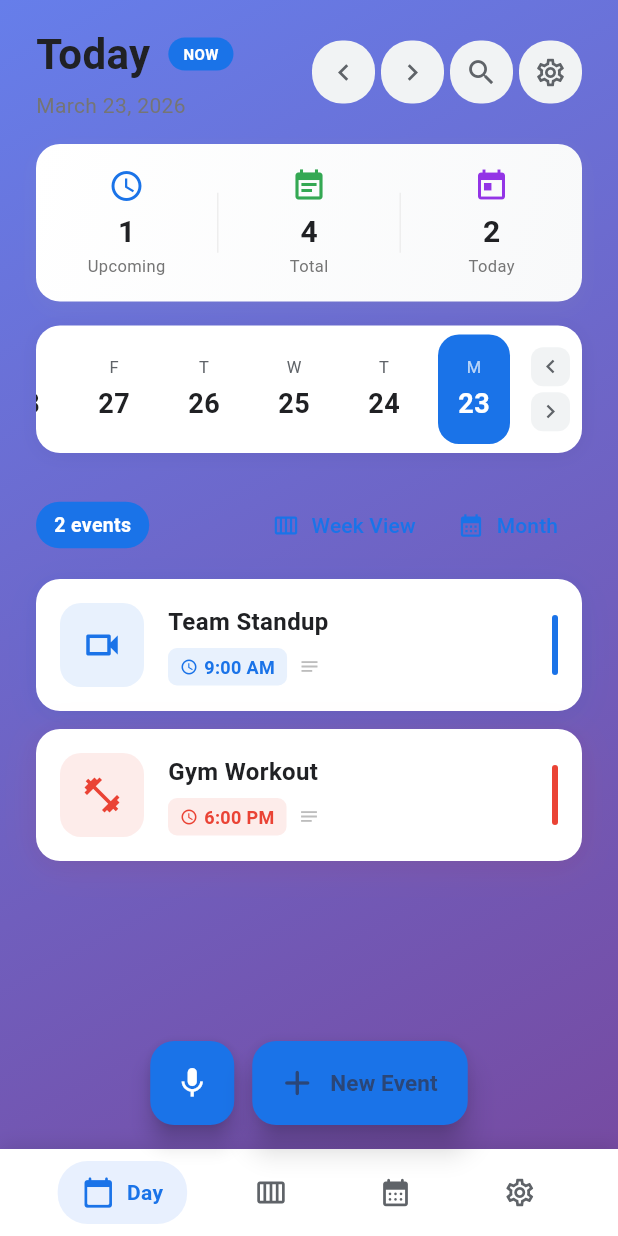
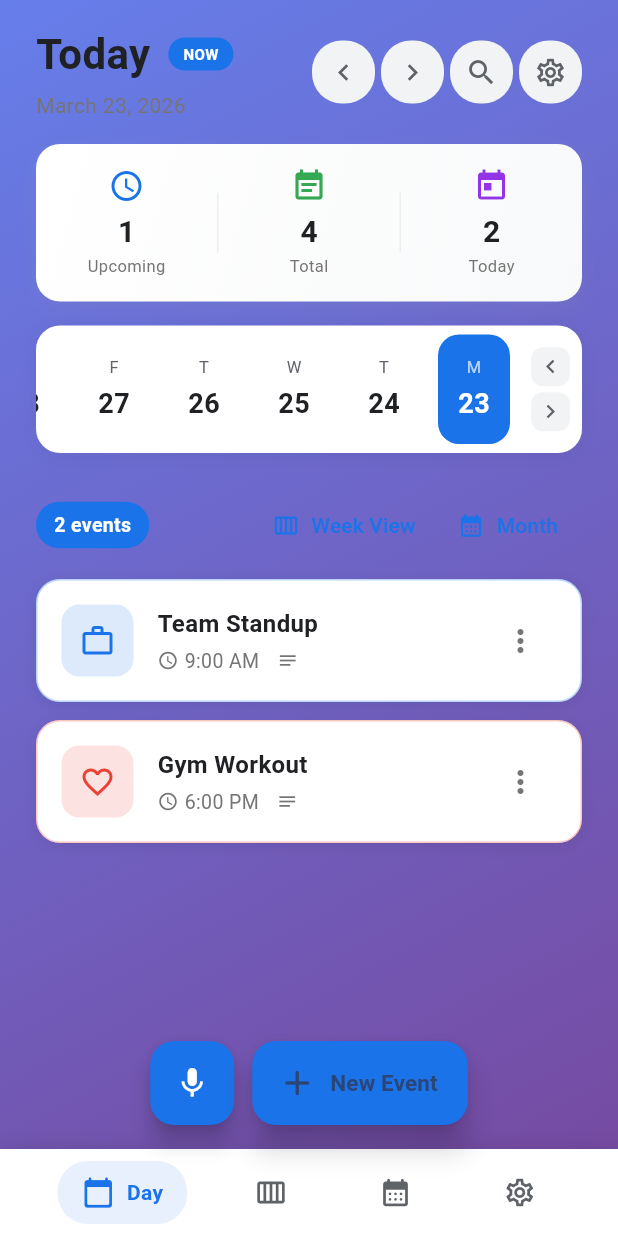
Before and after one commit to stefanbooveanu-debug/daybrief, a Flutter app: the HomeScreen screen opened directly, on a phone screen of 412 x 824 dp. Run offline on Flutter 3.47's test engine with Material 3 defaults, Android fonts, the phone set to English and light mode, and no system bars; our stand-ins replace cloud_firestore, firebase_auth, firebase_core, flutter_tts, shared_preferences, speech_to_text; accounts and stored records are empty.

Commit message:
refactor: extract EventsListWidget from HomeScreen
- Extract event list logic to separate widget
- HomeScreen reduced from 924 to ~750 lines
- EventCard now uses static DateFormat for performance

```diff
--- a/lib/screens/home_screen.dart
+++ b/lib/screens/home_screen.dart
@@ -5,7 +5,7 @@ import 'package:speech_to_text/speech_to_text.dart';
 import 'package:intl/intl.dart';
 import '../models/event.dart';
 import '../widgets/add_event_sheet_demo.dart';
-import '../widgets/event_card.dart';
+import '../widgets/events_list_widget.dart';
 import 'week_view_screen_demo.dart';
 import 'settings_screen.dart';
 import 'month_view_screen.dart';
@@ -804,76 +804,16 @@ class _HomeScreenState extends State<HomeScreen> with SingleTickerProviderStateM
   }
 
   Widget _buildEventsList(List<Event> dayEvents, bool isDark) {
-    if (dayEvents.isEmpty) {
-      return Center(
-        child: Column(
-          mainAxisAlignment: MainAxisAlignment.center,
-          children: [
-            TweenAnimationBuilder<double>(
-              tween: Tween(begin: 0.0, end: 1.0),
-              duration: const Duration(milliseconds: 800),
-              curve: Curves.elasticOut,
-              builder: (context, value, child) => Transform.scale(scale: value, child: child),
-              child: Container(
-                width: 120, height: 120,
-                decoration: BoxDecoration(
-                  color: (isDark ? const Color(0xFF8AB4F8) : const Color(0xFF1A73E8)).withOpacity(0.1),
-                  borderRadius: BorderRadius.circular(60),
-                ),
-                child: Icon(Icons.event_available_rounded, size: 60, color: isDark ? const Color(0xFF8AB4F8) : const Color(0xFF1A73E8)),
-              ),
-            ),
-            const SizedBox(height: 24),
-            Text('No events scheduled', style: TextStyle(fontSize: 22, fontWeight: FontWeight.bold, color: isDark ? Colors.white : const Color(0xFF202124))),
-            const SizedBox(height: 8),
-            Text('Tap the button below to add one', style: TextStyle(fontSize: 15, color: isDark ? Colors.grey[400] : Colors.grey[600])),
-            const SizedBox(height: 140),
-          ],
-        ),
-      );
-    }
-
-    return ListView.builder(
-      physics: const BouncingScrollPhysics(),
-      padding: const EdgeInsets.fromLTRB(24, 16, 24, 180),
-      itemCount: dayEvents.length + 1,
-      itemBuilder: (context, index) {
-        if (index == 0) {
-          return Padding(
-            padding: const EdgeInsets.only(bottom: 12),
-            child: Row(
-              children: [
-                Container(
-                  padding: const EdgeInsets.symmetric(horizontal: 12, vertical: 6),
-                  decoration: BoxDecoration(color: isDark ? const Color(0xFF8AB4F8) : const Color(0xFF1A73E8), borderRadius: BorderRadius.circular(20)),
-                  child: Text('${dayEvents.length} event${dayEvents.length > 1 ? 's' : ''}',
-                    style: TextStyle(color: isDark ? Colors.black : Colors.white, fontWeight: FontWeight.bold, fontSize: 13)),
-                ),
-                const Spacer(),
-                TextButton.icon(
-                  onPressed: _navigateToWeekView,
-                  icon: Icon(Icons.calendar_view_week, color: isDark ? const Color(0xFF8AB4F8) : const Color(0xFF1A73E8)),
-                  label: Text('Week View', style: TextStyle(color: isDark ? const Color(0xFF8AB4F8) : const Color(0xFF1A73E8))),
-                ),
-                TextButton.icon(
-                  onPressed: _navigateToMonthView,
-                  icon: Icon(Icons.calendar_month, color: isDark ? const Color(0xFF8AB4F8) : const Color(0xFF1A73E8)),
-                  label: Text('Month', style: TextStyle(color: isDark ? const Color(0xFF8AB4F8) : const Color(0xFF1A73E8))),
-                ),
-              ],
-            ),
-          );
-        }
-
-        final event = dayEvents[index - 1];
-        return TweenAnimationBuilder<double>(
-          tween: Tween(begin: 0.0, end: 1.0),
-          duration: Duration(milliseconds: 300 + (index * 50)),
-          curve: Curves.easeOutCubic,
-          builder: (context, value, child) => Transform.translate(offset: Offset(50 * (1 - value), 0), child: Opacity(opacity: value, child: child)),
-          child: Padding(padding: const EdgeInsets.only(bottom: 12), child: EventCard(event: event, onDelete: () => _deleteEvent(event.id), onDuplicate: () => _duplicateEvent(event), onComplete: () => _completeEvent(event.id), isDark: isDark, categoryColors: widget.categoryColors)),
-        );
-      },
+    return EventsListWidget(
+      events: dayEvents,
+      categoryColors: widget.categoryColors,
+      isDark: isDark,
+      onNavigateToWeekView: _navigateToWeekView,
+      onNavigateToMonthView: _navigateToMonthView,
+      onEventTap: (event) {},
+      onDelete: _deleteEvent,
+      onDuplicate: _duplicateEvent,
+      onComplete: _completeEvent,
     );
   }
 
--- /dev/null
+++ b/lib/widgets/events_list_widget.dart
@@ -0,0 +1,358 @@
+import 'package:flutter/material.dart';
+import 'package:intl/intl.dart';
+import '../models/event.dart';
+
+class EventsListWidget extends StatelessWidget {
+  final List<Event> events;
+  final Map<String, Color> categoryColors;
+  final bool isDark;
+  final VoidCallback onNavigateToWeekView;
+  final VoidCallback onNavigateToMonthView;
+  final Function(Event) onEventTap;
+  final Function(String) onDelete;
+  final Function(Event) onDuplicate;
+  final Function(String) onComplete;
+
+  const EventsListWidget({
+    super.key,
+    required this.events,
+    required this.categoryColors,
+    required this.isDark,
+    required this.onNavigateToWeekView,
+    required this.onNavigateToMonthView,
+    required this.onEventTap,
+    required this.onDelete,
+    required this.onDuplicate,
+    required this.onComplete,
+  });
+
+  @override
+  Widget build(BuildContext context) {
+    if (events.isEmpty) {
+      return _buildEmptyState();
+    }
+
+    return ListView.builder(
+      physics: const BouncingScrollPhysics(),
+      padding: const EdgeInsets.fromLTRB(24, 16, 24, 180),
+      itemCount: events.length + 1,
+      itemBuilder: (context, index) {
+        if (index == 0) {
+          return _buildHeader();
+        }
+
+        final event = events[index - 1];
+        return TweenAnimationBuilder<double>(
+          tween: Tween(begin: 0.0, end: 1.0),
+          duration: Duration(milliseconds: 300 + (index * 50)),
+          curve: Curves.easeOutCubic,
+          builder: (context, value, child) => Transform.translate(
+            offset: Offset(50 * (1 - value), 0),
+            child: Opacity(opacity: value, child: child),
+          ),
+          child: Padding(
+            padding: const EdgeInsets.only(bottom: 12),
+            child: _EventCardWrapper(
+              event: event,
+              isDark: isDark,
+              categoryColors: categoryColors,
+              onTap: () => onEventTap(event),
+              onDelete: () => onDelete(event.id),
+              onDuplicate: () => onDuplicate(event),
+              onComplete: () => onComplete(event.id),
+            ),
+          ),
+        );
+      },
+    );
+  }
+
+  Widget _buildEmptyState() {
+    return Center(
+      child: Column(
+        mainAxisAlignment: MainAxisAlignment.center,
+        children: [
+          TweenAnimationBuilder<double>(
+            tween: Tween(begin: 0.0, end: 1.0),
+            duration: const Duration(milliseconds: 800),
+            curve: Curves.elasticOut,
+            builder: (context, value, child) => Transform.scale(scale: value, child: child),
+            child: Container(
+              width: 120, height: 120,
+              decoration: BoxDecoration(
+                color: (isDark ? const Color(0xFF8AB4F8) : const Color(0xFF1A73E8)).withOpacity(0.1),
+                borderRadius: BorderRadius.circular(60),
+              ),
+              child: Icon(
+                Icons.event_available_rounded,
+                size: 60,
+                color: isDark ? const Color(0xFF8AB4F8) : const Color(0xFF1A73E8)
+              ),
+            ),
+          ),
+          const SizedBox(height: 24),
+          Text(
+            'No events scheduled',
+            style: TextStyle(
+              fontSize: 22,
+              fontWeight: FontWeight.bold,
+              color: isDark ? Colors.white : const Color(0xFF202124)
+            )
+          ),
+          const SizedBox(height: 8),
+          Text(
+            'Tap the button below to add one',
+            style: TextStyle(
+              fontSize: 15,
+              color: isDark ? Colors.grey[400] : Colors.grey[600]
+            )
+          ),
+          const SizedBox(height: 140),
+        ],
+      ),
+    );
+  }
+
+  Widget _buildHeader() {
+    return Padding(
+      padding: const EdgeInsets.only(bottom: 12),
+      child: Row(
+        children: [
+          Container(
+            padding: const EdgeInsets.symmetric(horizontal: 12, vertical: 6),
+            decoration: BoxDecoration(
+              color: isDark ? const Color(0xFF8AB4F8) : const Color(0xFF1A73E8),
+              borderRadius: BorderRadius.circular(20)
+            ),
+            child: Text(
+              '${events.length} event${events.length > 1 ? 's' : ''}',
+              style: TextStyle(
+                color: isDark ? Colors.black : Colors.white,
+                fontWeight: FontWeight.bold,
+                fontSize: 13
+              )
+            ),
+          ),
+          const Spacer(),
+          TextButton.icon(
+            onPressed: onNavigateToWeekView,
+            icon: Icon(Icons.calendar_view_week, color: isDark ? const Color(0xFF8AB4F8) : const Color(0xFF1A73E8)),
+            label: Text('Week View', style: TextStyle(color: isDark ? const Color(0xFF8AB4F8) : const Color(0xFF1A73E8))),
+          ),
+          TextButton.icon(
+            onPressed: onNavigateToMonthView,
+            icon: Icon(Icons.calendar_month, color: isDark ? const Color(0xFF8AB4F8) : const Color(0xFF1A73E8)),
+            label: Text('Month', style: TextStyle(color: isDark ? const Color(0xFF8AB4F8) : const Color(0xFF1A73E8))),
+          ),
+        ],
+      ),
+    );
+  }
+}
+
+class _EventCardWrapper extends StatelessWidget {
+  final Event event;
+  final bool isDark;
+  final Map<String, Color> categoryColors;
+  final VoidCallback onTap;
+  final VoidCallback onDelete;
+  final VoidCallback onDuplicate;
+  final VoidCallback onComplete;
+
+  const _EventCardWrapper({
+    required this.event,
+    required this.isDark,
+    required this.categoryColors,
+    required this.onTap,
+    required this.onDelete,
+    required this.onDuplicate,
+    required this.onComplete,
+  });
+
+  static final DateFormat _timeFormat = DateFormat('h:mm a');
+
+  Color _getEventColor() {
+    return categoryColors[event.category] ?? const Color(0xFF5F6368);
+  }
+
+  IconData _getEventIcon() {
+    switch (event.category) {
+      case 'Work': return Icons.work_outline;
+      case 'Personal': return Icons.person_outline;
+      case 'Health': return Icons.favorite_outline;
+      case 'Social': return Icons.people_outline;
+      case 'Shopping': return Icons.shopping_cart_outlined;
+      default: return Icons.event;
+    }
+  }
+
+  bool _isUpcoming() {
+    final now = DateTime.now();
+    final diff = event.dateTime.difference(now);
+    return diff.inMinutes > 0 && diff.inHours <= 1;
+  }
+
+  @override
+  Widget build(BuildContext context) {
+    final color = _getEventColor();
+    final isUpcoming = _isUpcoming();
+
+    return Dismissible(
+      key: Key(event.id),
+      direction: DismissDirection.endToStart,
+      background: Container(
+        alignment: Alignment.centerRight,
+        padding: const EdgeInsets.only(right: 20),
+        decoration: BoxDecoration(
+          color: Colors.red[400],
+          borderRadius: BorderRadius.circular(16),
+        ),
+        child: const Icon(Icons.delete, color: Colors.white),
+      ),
+      onDismissed: (_) => onDelete(),
+      child: GestureDetector(
+        onTap: onTap,
+        child: Container(
+          padding: const EdgeInsets.all(16),
+          decoration: BoxDecoration(
+            color: isDark ? const Color(0xFF1E1E1E) : Colors.white,
+            borderRadius: BorderRadius.circular(16),
+            border: event.isCompleted
+                ? null
+                : Border.all(color: color.withOpacity(0.3), width: 1),
+            boxShadow: [
+              BoxShadow(
+                color: Colors.black.withOpacity(isDark ? 0.3 : 0.08),
+                blurRadius: 8,
+                offset: const Offset(0, 2),
+              ),
+            ],
+          ),
+          child: Row(
+            children: [
+              Container(
+                width: 48, height: 48,
+                decoration: BoxDecoration(
+                  color: color.withOpacity(0.15),
+                  borderRadius: BorderRadius.circular(12),
+                ),
+                child: Icon(_getEventIcon(), color: color, size: 24),
+              ),
+              const SizedBox(width: 16),
+              Expanded(
+                child: Column(
+                  crossAxisAlignment: CrossAxisAlignment.start,
+                  children: [
+                    Row(
+                      children: [
+                        Expanded(
+                          child: Text(
+                            event.title,
+                            style: TextStyle(
+                              fontSize: 16,
+                              fontWeight: FontWeight.w600,
+                              color: isDark ? Colors.white : const Color(0xFF202124),
+                              decoration: event.isCompleted ? TextDecoration.lineThrough : null,
+                            ),
+                          ),
+                        ),
+                        if (isUpcoming)
+                          Container(
+                            padding: const EdgeInsets.symmetric(horizontal: 8, vertical: 2),
+                            decoration: BoxDecoration(
+                              color: Colors.orange[100],
+                              borderRadius: BorderRadius.circular(8),
+                            ),
+                            child: Text(
+                              'SOON',
+                              style: TextStyle(
+                                fontSize: 10,
+                                fontWeight: FontWeight.bold,
+                                color: Colors.orange[800],
+                              ),
+                            ),
+                          ),
+                      ],
+                    ),
+                    const SizedBox(height: 4),
+                    Row(
+                      children: [
+                        Icon(
+                          Icons.access_time,
+                          size: 14,
+                          color: isDark ? Colors.grey[400] : Colors.grey[600]
+                        ),
+                        const SizedBox(width: 4),
+                        Text(
+                          _timeFormat.format(event.dateTime),
+                          style: TextStyle(
+                            fontSize: 13,
+                            color: isDark ? Colors.grey[400] : Colors.grey[600],
+                          ),
+                        ),
+                        if (event.description != null && event.description!.isNotEmpty) ...[
+                          const SizedBox(width: 12),
+                          Icon(
+                            Icons.notes,
+                            size: 14,
+                            color: isDark ? Colors.grey[400] : Colors.grey[600]
+                          ),
+                        ],
+                      ],
+                    ),
+                  ],
+                ),
+              ),
+              PopupMenuButton<String>(
+                icon: Icon(Icons.more_vert, color: isDark ? Colors.grey[400] : Colors.grey[600]),
+                onSelected: (value) {
+                  switch (value) {
+                    case 'complete': onComplete(); break;
+                    case 'duplicate': onDuplicate(); break;
+                    case 'delete': onDelete(); break;
+                  }
+                },
+                itemBuilder: (context) => [
+                  PopupMenuItem(
+                    value: 'complete',
+                    child: Row(
+                      children: [
+                        Icon(
+                          event.isCompleted ? Icons.undo : Icons.check,
+                          size: 20,
+                          color: Colors.green,
+                        ),
+                        const SizedBox(width: 8),
+                        Text(event.isCompleted ? 'Mark Incomplete' : 'Mark Complete'),
+                      ],
+                    ),
+                  ),
+                  const PopupMenuItem(
+                    value: 'duplicate',
+                    child: Row(
+                      children: [
+                        Icon(Icons.copy, size: 20, color: Colors.blue),
+                        SizedBox(width: 8),
+                        Text('Duplicate'),
+                      ],
+                    ),
+                  ),
+                  const PopupMenuItem(
+                    value: 'delete',
+                    child: Row(
+                      children: [
+                        Icon(Icons.delete, size: 20, color: Colors.red),
+                        SizedBox(width: 8),
+                        Text('Delete'),
+                      ],
+                    ),
+                  ),
+                ],
+              ),
+            ],
+          ),
+        ),
+      ),
+    );
+  }
+}
```
